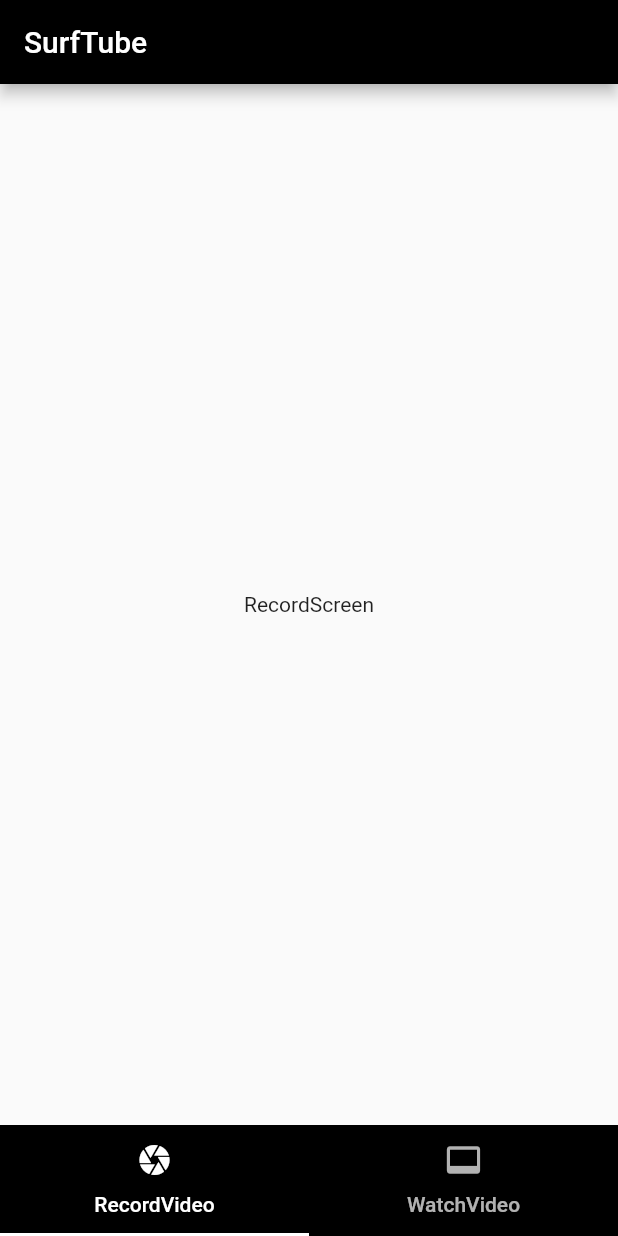
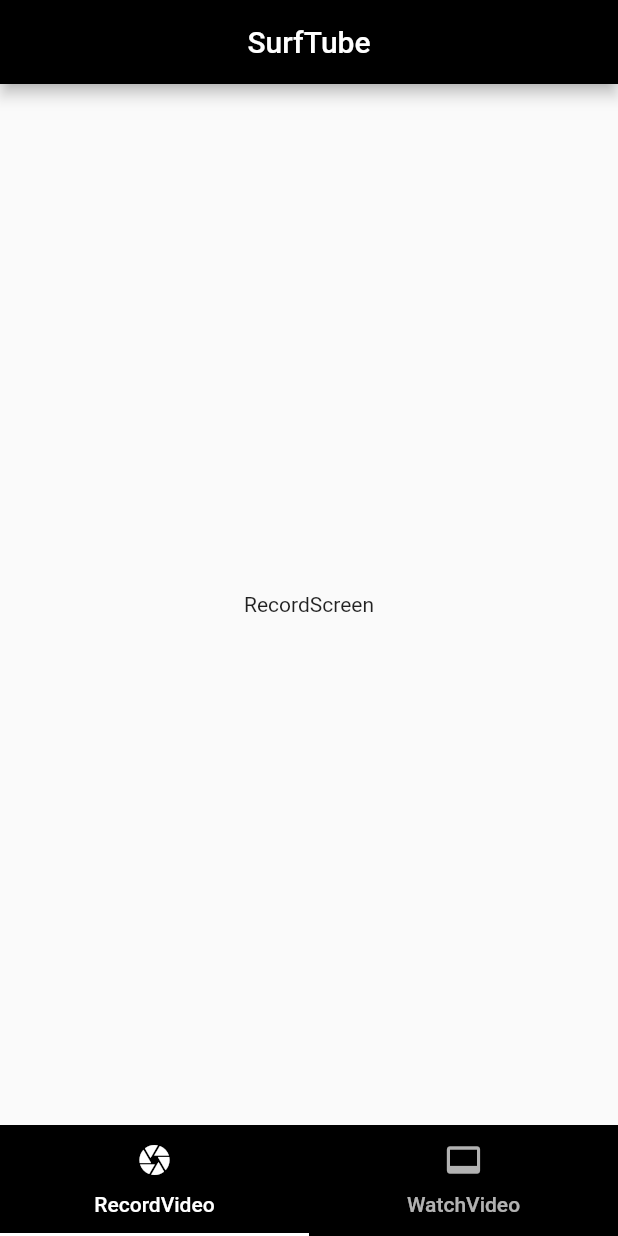
Before and after one commit to yashraut362/SurfTube_Flutter, a Flutter app: the screen it shows after launch, on a phone screen of 412 x 824 dp. Run offline on Flutter 3.47's test engine with Material 2 defaults, Android fonts, the phone set to English and light mode, and no system bars; our stand-ins replace preload_page_view, youtube_player_flutter.

Commit message:
centered appbar

```diff
--- a/lib/screens/homescreen.dart
+++ b/lib/screens/homescreen.dart
@@ -10,7 +10,7 @@ class HomeScreen extends StatelessWidget {
       child: Scaffold(
         appBar: AppBar(
           backgroundColor: Colors.black,
-          title: Text('SurfTube'),
+          title: Center(child: Text('SurfTube')),
         ),
         bottomNavigationBar: Container(
           color: Colors.black,
```
